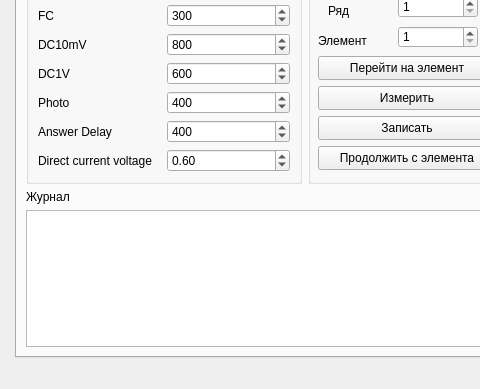
First picture: the form in mainwindow.ui, repository NatiBampo/ZondCOM, before the edit; both pictures show x 0 to 480 and y 449 to 838 of the 1280 by 838 pixel window.
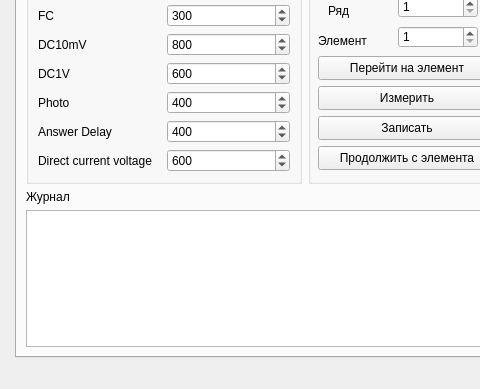
Second picture: the form after the edit.

Commit message: voltage using just spinbox

Patch:
```diff
--- a/mainwindow.ui
+++ b/mainwindow.ui
@@ -394,22 +394,6 @@
                </property>
               </widget>
              </item>
-             <item row="6" column="1">
-              <widget class="QDoubleSpinBox" name="FCVoltageSpinBox">
-               <property name="minimum">
-                <double>0.050000000000000</double>
-               </property>
-               <property name="maximum">
-                <double>2.000000000000000</double>
-               </property>
-               <property name="singleStep">
-                <double>0.050000000000000</double>
-               </property>
-               <property name="value">
-                <double>0.600000000000000</double>
-               </property>
-              </widget>
-             </item>
              <item row="0" column="1">
               <widget class="QSpinBox" name="zeroSpinBox">
                <property name="maximum">
@@ -484,6 +468,19 @@
                </property>
               </widget>
              </item>
+             <item row="6" column="1">
+              <widget class="QSpinBox" name="FCVoltageSpinBox">
+               <property name="maximum">
+                <number>5000</number>
+               </property>
+               <property name="singleStep">
+                <number>50</number>
+               </property>
+               <property name="value">
+                <number>600</number>
+               </property>
+              </widget>
+             </item>
             </layout>
            </widget>
           </item>
```
The commit also changes 17 other files.
